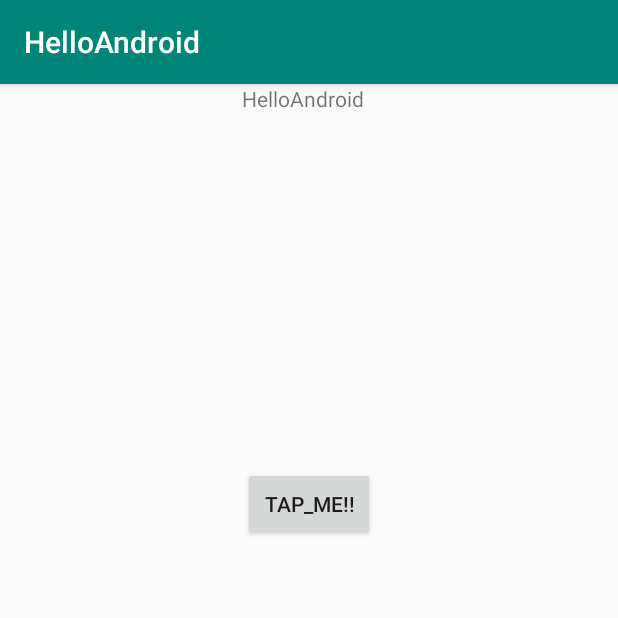
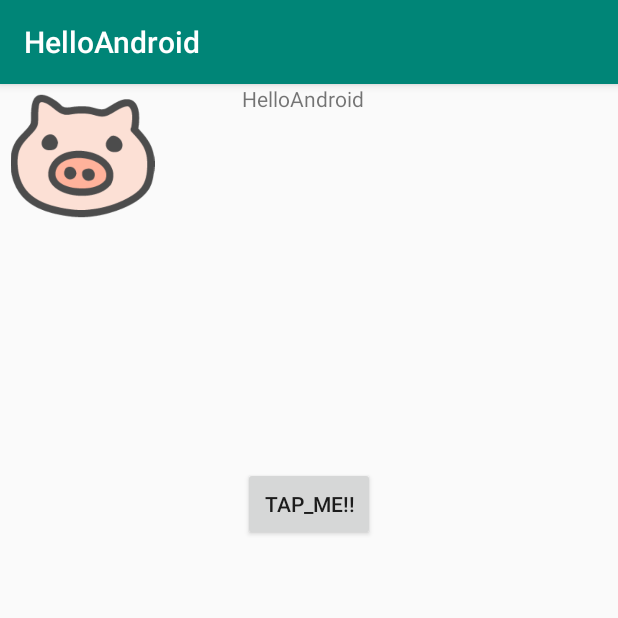
Before and after one commit to h-hiroki/HelloAndroid, an Android app: the screen it shows after launch (MainActivity), on a phone screen of 412 x 824 dp, the top half of it. Run offline under Robolectric (Android 15) with nearby library versions, the phone set to English and light mode, and no system bars.

Commit message:
🐖豚さんアイコン追加

```diff
--- a/app/src/main/res/layout/activity_main.xml
+++ b/app/src/main/res/layout/activity_main.xml
@@ -20,4 +20,8 @@
             app:layout_constraintStart_toStartOf="parent" app:layout_constraintEnd_toEndOf="parent"
             android:id="@+id/tapHere" android:layout_marginTop="236dp"
             app:layout_constraintTop_toBottomOf="@+id/textView"/>
+    <ImageView
+            android:layout_width="110dp"
+            android:layout_height="96dp" app:srcCompat="@drawable/pig" tools:layout_editor_absoluteY="183dp"
+            tools:layout_editor_absoluteX="137dp" android:id="@+id/imageView"/>
 </android.support.constraint.ConstraintLayout>
```
Also changed, not shown: app/src/main/res/drawable/pig.png (added).
